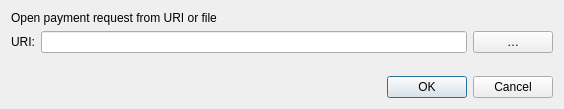
notestrand/nn, file src/qt/forms/openuridialog.ui: the form before one commit.
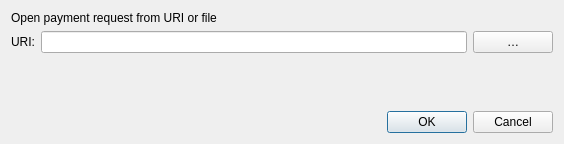
The form after the commit. Custom widgets are drawn as their Qt base class.

```diff
--- a/src/qt/forms/openuridialog.ui
+++ b/src/qt/forms/openuridialog.ui
@@ -7,12 +7,15 @@
     <x>0</x>
     <y>0</y>
     <width>564</width>
-    <height>109</height>
+    <height>144</height>
    </rect>
   </property>
   <property name="windowTitle">
    <string>Open URI</string>
   </property>
+  <property name="styleSheet">
+   <string notr="true"/>
+  </property>
   <layout class="QVBoxLayout" name="verticalLayout">
    <item>
     <widget class="QLabel" name="label_2">
@@ -63,6 +66,9 @@
    </item>
    <item>
     <widget class="QDialogButtonBox" name="buttonBox">
+     <property name="styleSheet">
+      <string notr="true"/>
+     </property>
      <property name="orientation">
       <enum>Qt::Horizontal</enum>
      </property>
```
Left out of the diff: 9 changed lines with no effect on the pictures.
